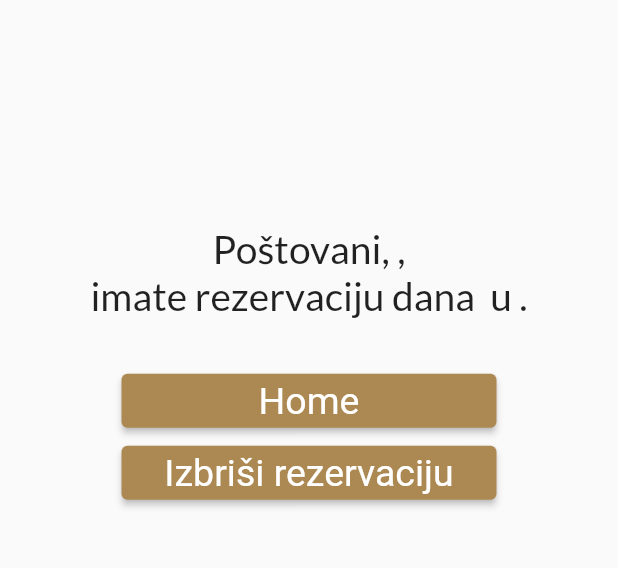
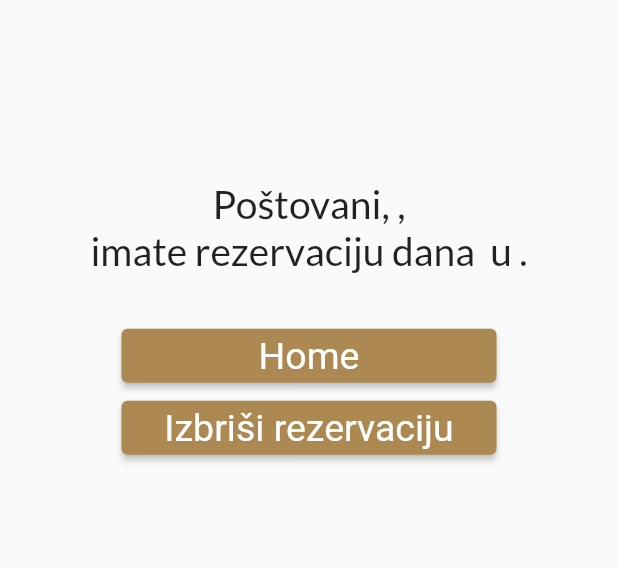
Before and after one commit to rehhha/capital, a Flutter app: the Rezervacije screen opened directly, on a phone screen of 412 x 824 dp, the part 566-1134 px from its top. Run offline on Flutter 3.47's test engine with Material 2 defaults, Android fonts, the phone set to English and light mode, and no system bars; our stand-ins replace cloud_firestore, firebase_auth, firebase_core, flutter_native_splash, google_fonts; accounts and stored records are empty.

Commit message:
finalna verzija

```diff
--- a/lib/screens/Rezervacije.dart
+++ b/lib/screens/Rezervacije.dart
@@ -69,7 +69,7 @@ class _RezervacijeState extends State<Rezervacije> {
                     )
                   ),
                   SizedBox(
-                    height: 150.0,
+                    height: 120.0,
                   ),
                   ImaLiRezervaciju(),
                 ],
```
